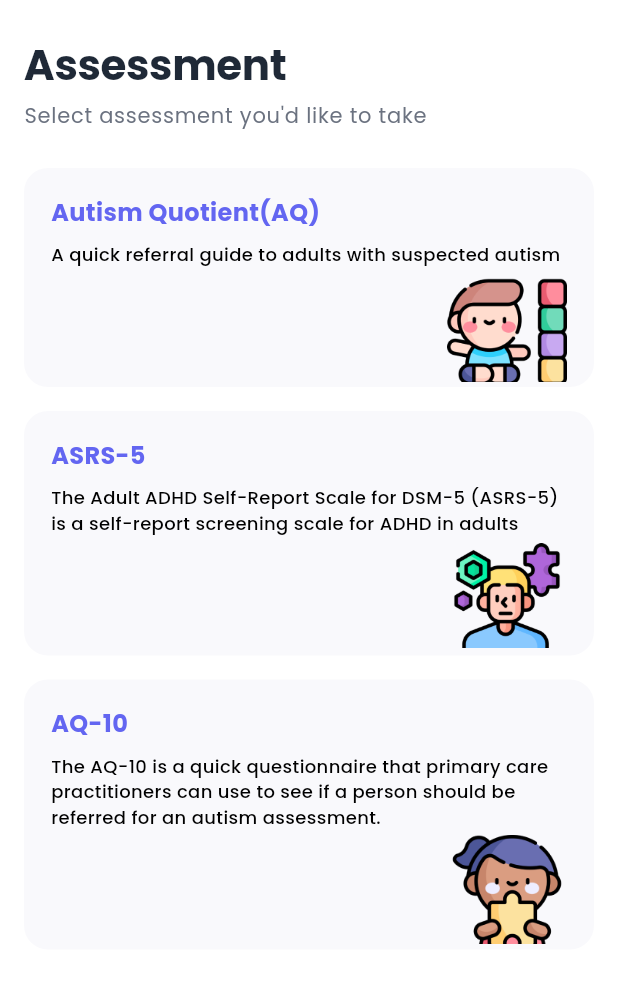
After one commit to kartikrathee/github-issues-NeuroTrack, a Flutter app: the AssessmentsListScreen screen opened directly, on a phone screen of 412 x 824 dp. The commit adds this screen. Shown: the top 983 px of the screen. Run offline on Flutter 3.47's test engine with Material 3 defaults, Android fonts, the phone set to English and light mode, and no system bars; our stand-ins replace country_picker, dart_mappable, flutter_dotenv, google_fonts, supabase_flutter; accounts and stored records are empty; generated files the repository leaves out were written again.

Commit message:
Implement assessments list screen with provider and navigation
Reconstructed workspace history for a private import.
Author/committer metadata and dates were selected for this import; they do not establish original code authorship or development dates.
Source workspace: github-issues/NeuroTrack
Original-Commit: 2653bd6a9b7194a3da0aa075aaf0f083db2a5a12

```diff
--- a/patient/lib/main.dart
+++ b/patient/lib/main.dart
@@ -32,7 +32,6 @@ Future<void> main() async {
       child: const MyApp(),
     ),
   );
-
 }
 
 class MyApp extends StatelessWidget {
--- a/patient/lib/presentation/assessments/assessment_screen.dart
+++ b/patient/lib/presentation/assessments/assessment_screen.dart
@@ -4,8 +4,7 @@ import 'package:patient/provider/assessment_provider.dart';
 import 'package:provider/provider.dart';
 
 class AssessmentScreen extends StatefulWidget {
-  final String assessmentId;
-  const AssessmentScreen({super.key, required this.assessmentId});
+  const AssessmentScreen({super.key});
 
   @override
   AssessmentScreenState createState() => AssessmentScreenState();
@@ -15,8 +14,10 @@ class AssessmentScreenState extends State<AssessmentScreen> {
   @override
   void initState() {
     super.initState();
-    Provider.of<AssessmentProvider>(context, listen: false)
-        .fetchAssessmentById(widget.assessmentId);
+    WidgetsBinding.instance.addPostFrameCallback((_) {
+      Provider.of<AssessmentProvider>(context, listen: false)
+          .fetchAssessmentBySelectedId();
+    });
   }
 
   @override
--- /dev/null
+++ b/patient/lib/presentation/assessments/assessments_list_screen.dart
@@ -0,0 +1,187 @@
+import 'package:flutter/material.dart';
+import 'package:patient/core/theme/theme.dart';
+import 'package:patient/presentation/assessments/assessment_screen.dart';
+
+class AssessmentsListScreen extends StatelessWidget {
+  const AssessmentsListScreen({super.key});
+
+  @override
+  Widget build(BuildContext context) {
+    final theme = Theme.of(context);
+
+    return Scaffold(
+      backgroundColor: AppTheme.backgroundColor,
+      body: SafeArea(
+        child: Padding(
+          padding: const EdgeInsets.symmetric(horizontal: 16.0, vertical: 20.0),
+          child: Column(
+            crossAxisAlignment: CrossAxisAlignment.start,
+            children: [
+              const SizedBox(height: 8),
+              Text(
+                'Assessment',
+                style: theme.textTheme.displayLarge,
+              ),
+              const SizedBox(height: 8),
+              Text(
+                'Select assessment you\'d like to take',
+                style: theme.textTheme.bodyLarge?.copyWith(
+                  fontSize: 14,
+                  color: AppTheme.subtitleColor,
+                ),
+              ),
+              const SizedBox(height: 24),
+              Expanded(
+                child: ListView.separated(
+                  physics: const BouncingScrollPhysics(),
+                  itemCount: AssessmentData.assessments.length,
+                  separatorBuilder: (context, index) =>
+                      const SizedBox(height: 16),
+                  itemBuilder: (context, index) {
+                    final assessment = AssessmentData.assessments[index];
+                    return AssessmentCard(
+                      assessment: assessment,
+                      onTap: () {
+                        // Handle assessment selection
+                        //update the assessment id in the provider by using the setAssessmentId method for e.g:
+                        // Provider.of<AssessmentProvider>(context, listen: false)
+                        //     .setAssessmentId(assessment.id);
+                        Navigator.push(
+                            context,
+                            MaterialPageRoute(
+                                builder: (context) =>
+                                    const AssessmentScreen()));
+                      },
+                    );
+                  },
+                ),
+              ),
+            ],
+          ),
+        ),
+      ),
+    );
+  }
+}
+
+class AssessmentCard extends StatelessWidget {
+  final AssessmentCardModel assessment;
+  final VoidCallback onTap;
+
+  const AssessmentCard({
+    super.key,
+    required this.assessment,
+    required this.onTap,
+  });
+
+  @override
+  Widget build(BuildContext context) {
+    return InkWell(
+      onTap: onTap,
+      borderRadius: BorderRadius.circular(16),
+      child: Container(
+        decoration: BoxDecoration(
+          color: const Color(0xFFF9F9FC),
+          borderRadius: BorderRadius.circular(16),
+        ),
+        child: Padding(
+          padding: const EdgeInsets.only(top: 18.0, left: 18.0, right: 18.0),
+          child: Row(
+            crossAxisAlignment: CrossAxisAlignment.start,
+            children: [
+              Expanded(
+                child: Column(
+                  crossAxisAlignment: CrossAxisAlignment.start,
+                  children: [
+                    Text(
+                      assessment.title,
+                      style: const TextStyle(
+                        fontSize: 16,
+                        fontWeight: FontWeight.w700,
+                        color: AppTheme.primaryColor,
+                      ),
+                    ),
+                    const SizedBox(height: 8),
+                    Text(
+                      assessment.description,
+                      style: const TextStyle(
+                        fontSize: 12,
+                        fontWeight: FontWeight.w500,
+                        color: Colors.black,
+                      ),
+                    ),
+                    Row(
+                      mainAxisAlignment: MainAxisAlignment.end,
+                      children: [
+                        AssessmentIcon(assessment: assessment),
+                      ],
+                    ),
+                  ],
+                ),
+              ),
+            ],
+          ),
+        ),
+      ),
+    );
+  }
+}
+
+class AssessmentIcon extends StatelessWidget {
+  final AssessmentCardModel assessment;
+
+  const AssessmentIcon({
+    super.key,
+    required this.assessment,
+  });
+
+  @override
+  Widget build(BuildContext context) {
+    return Image.asset(
+      assessment.iconPath,
+      width: 80,
+      height: 80,
+      fit: BoxFit.contain,
+    );
+  }
+}
+
+class AssessmentCardModel {
+  final String id;
+  final String title;
+  final String description;
+  final String iconPath;
+
+  const AssessmentCardModel({
+    required this.id,
+    required this.title,
+    required this.description,
+    required this.iconPath,
+  });
+}
+
+// Constant list of assessments
+class AssessmentData {
+  static const List<AssessmentCardModel> assessments = [
+    AssessmentCardModel(
+      id: 'autism_quotient',
+      title: 'Autism Quotient(AQ)',
+      description: 'A quick referral guide to adults with suspected autism',
+      iconPath: 'assets/autism_icon.png',
+    ),
+    AssessmentCardModel(
+      id: 'asrs_5',
+      title: 'ASRS-5',
+      description:
+          'The Adult ADHD Self-Report Scale for DSM-5 (ASRS-5) is a self-report screening scale for ADHD in adults',
+      iconPath: 'assets/adhd_icon.png',
+    ),
+    AssessmentCardModel(
+      id: 'aq_10',
+      title: 'AQ-10',
+      description:
+          'The AQ-10 is a quick questionnaire that primary care practitioners can use to see if a person should be referred for an autism assessment.',
+      iconPath: 'assets/aq10_icon.png',
+    ),
+  ];
+}
--- a/patient/lib/provider/assessment_provider.dart
+++ b/patient/lib/provider/assessment_provider.dart
@@ -1,4 +1,5 @@
 import 'package:flutter/material.dart';
+import 'package:flutter_dotenv/flutter_dotenv.dart';
 import 'package:patient/repository/supabase_assessments_repository.dart';
 
 class AssessmentProvider with ChangeNotifier {
@@ -12,9 +13,12 @@ class AssessmentProvider with ChangeNotifier {
   Map<String, dynamic>? get assessment => _assessment;
   Map<int, String?> get selectedAnswers => _selectedAnswers;
 
-  Future<void> fetchAssessmentById(String id) async {
+  Future<void> fetchAssessmentBySelectedId() async {
     try {
-      final assessments = await _repository.fetchAssessmentById(id);
+      //for testing purposes, the assessment id is hardcoded in the .env file and directly passing it if the assessment id is not set
+      //otherwise, the assessment id is fetched from the assessment id set by the user
+      final assessments = await _repository.fetchAssessmentById(
+          _assessmentId ?? dotenv.env['Austim_Spectrum_Assement_Id']!);
       if (assessments.isNotEmpty) {
         _assessment = assessments.first;
         _selectedAnswers = {
```
Also changed, not shown: patient/assets/adhd_icon.png (added), patient/assets/aq10_icon.png (added), patient/assets/autism_icon.png (added).
